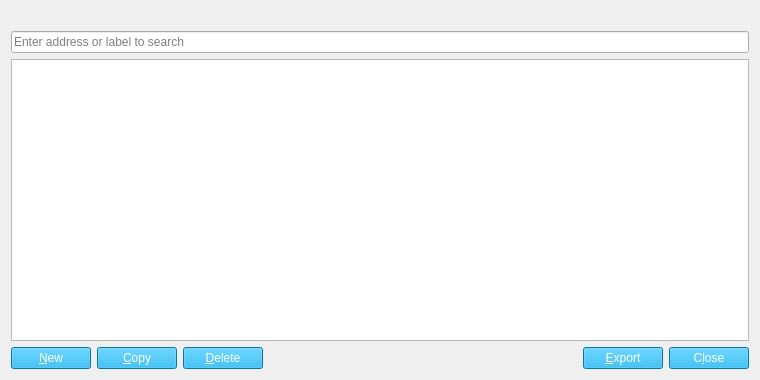
The window that src/qt/forms/addressbookpage.ui (TaobotX11/nusacoin) describes before a commit, drawn with Qt 5.
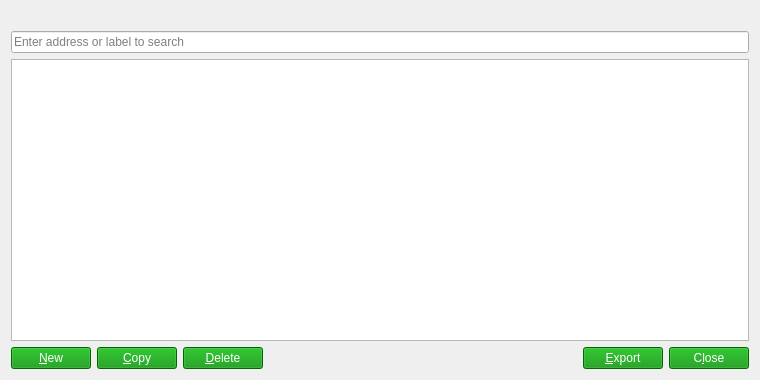
The same window after the commit. Icons and pictures are not drawn.

Diff of the .ui file:
```diff
--- a/src/qt/forms/addressbookpage.ui
+++ b/src/qt/forms/addressbookpage.ui
@@ -61,7 +61,7 @@
      <item>
       <widget class="QPushButton" name="newAddress">
        <property name="styleSheet">
-        <string notr="true">background-color: rgb(10, 164, 227);color: #ffffff</string>
+        <string notr="true">background-color: rgb(1, 143, 1);color: #ffffff</string>
        </property>
        <property name="toolTip">
         <string>Create a new address</string>
@@ -81,7 +81,7 @@
      <item>
       <widget class="QPushButton" name="copyAddress">
        <property name="styleSheet">
-        <string notr="true">background-color: rgb(10, 164, 227);color: #ffffff</string>
+        <string notr="true">background-color: rgb(1, 143, 1);color: #ffffff</string>
        </property>
        <property name="toolTip">
         <string>Copy the currently selected address to the system clipboard</string>
@@ -101,7 +101,7 @@
      <item>
       <widget class="QPushButton" name="deleteAddress">
        <property name="styleSheet">
-        <string notr="true">background-color: rgb(10, 164, 227);color: #ffffff</string>
+        <string notr="true">background-color: rgb(1, 143, 1);color: #ffffff</string>
        </property>
        <property name="toolTip">
         <string>Delete the currently selected address from the list</string>
@@ -134,7 +134,7 @@
      <item>
       <widget class="QPushButton" name="exportButton">
        <property name="styleSheet">
-        <string notr="true">background-color: rgb(10, 164, 227);color: #ffffff</string>
+        <string notr="true">background-color: rgb(1, 143, 1);color: #ffffff</string>
        </property>
        <property name="toolTip">
         <string>Export the data in the current tab to a file</string>
@@ -154,7 +154,7 @@
      <item>
       <widget class="QPushButton" name="closeButton">
        <property name="styleSheet">
-        <string notr="true">background-color: rgb(10, 164, 227);color: #ffffff</string>
+        <string notr="true">background-color: rgb(1, 143, 1);color: #ffffff</string>
        </property>
        <property name="sizePolicy">
         <sizepolicy hsizetype="Minimum" vsizetype="Minimum">
```
